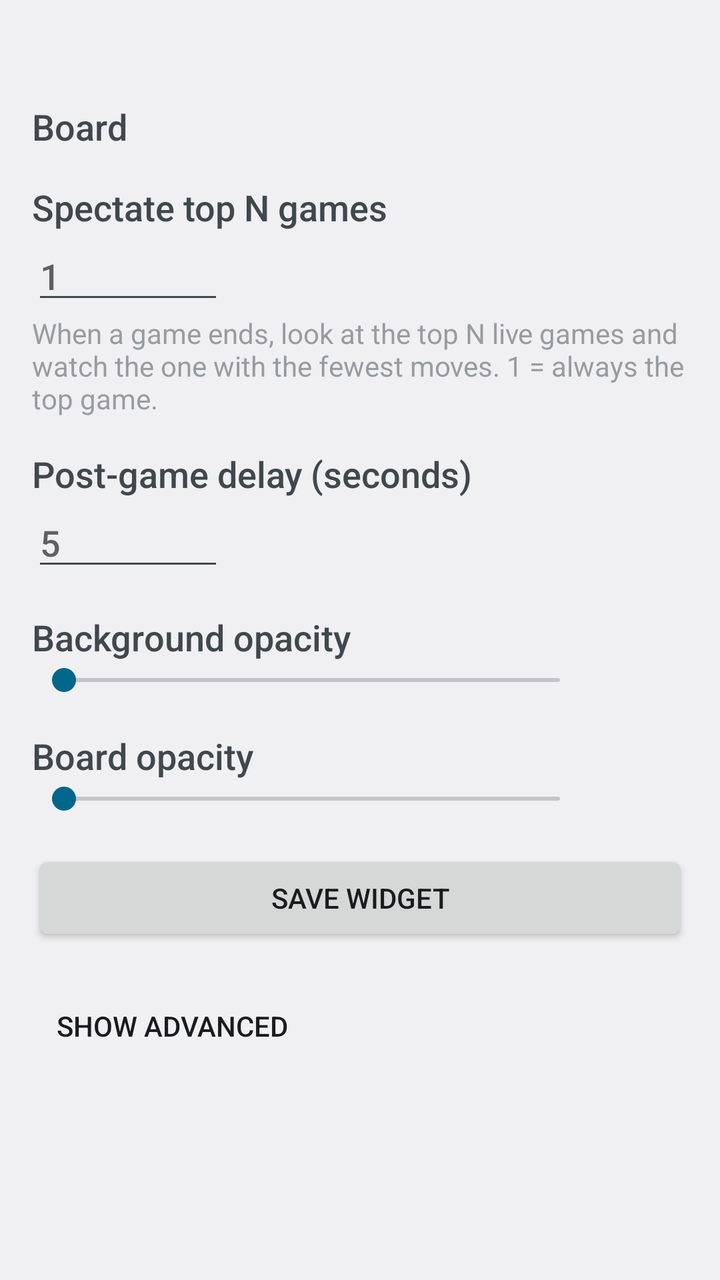
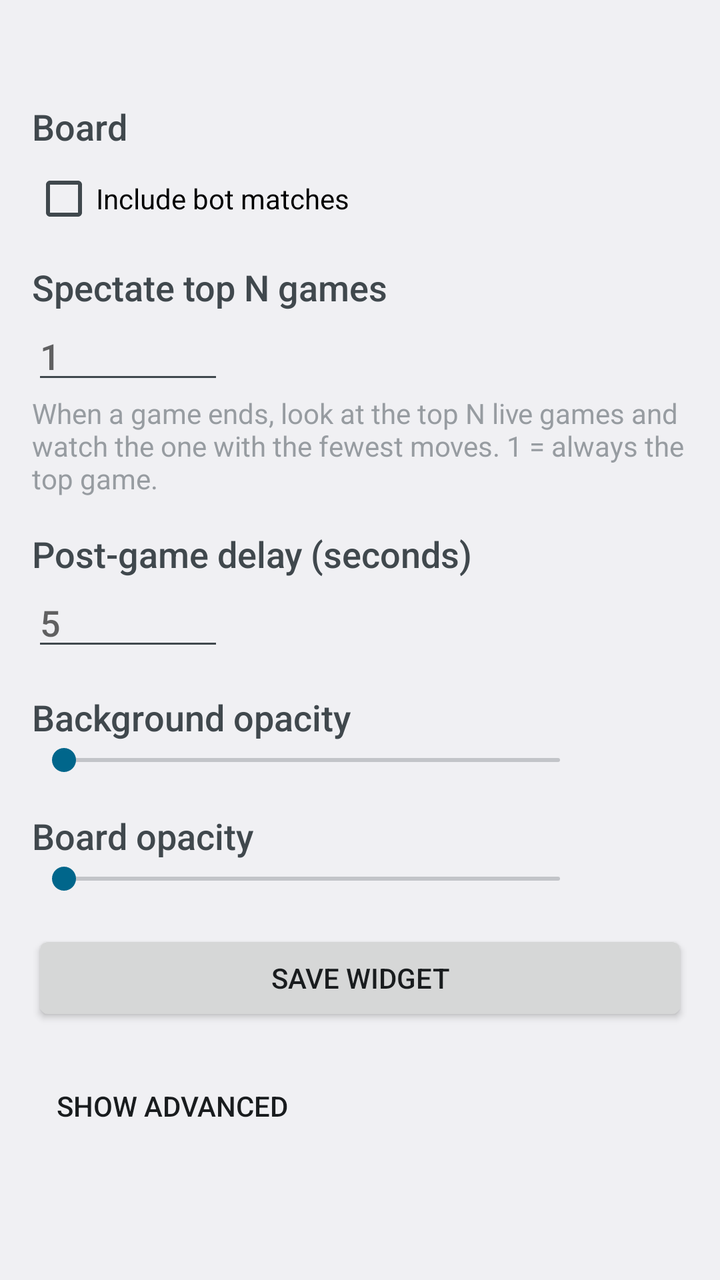

The first picture is an Android layout as it rendered before a commit; the second is the same layout after the commit. The layout source and the unified diff follow.
<!-- AndroidManifest.xml: application theme AppTheme -->
<!-- res/layout/activity_settings.xml -->
<?xml version="1.0" encoding="utf-8"?>
<ScrollView xmlns:android="http://schemas.android.com/apk/res/android"
    android:layout_width="match_parent"
    android:layout_height="match_parent"
    android:fitsSystemWindows="true">

    <LinearLayout
        android:layout_width="match_parent"
        android:layout_height="wrap_content"
        android:orientation="vertical"
        android:padding="16dp">

        <TextView
            android:id="@+id/scope_hint"
            style="@style/SettingsHint" />

        
        <TextView
            style="@style/SettingsHeader"
            android:text="@string/board" />

        <RadioGroup
            android:id="@+id/mode_group"
            android:layout_width="match_parent"
            android:layout_height="wrap_content" />

        
        <TextView
            style="@style/SettingsHeader"
            android:text="@string/top_n" />

        <EditText
            android:id="@+id/top_n"
            android:layout_width="96dp"
            android:layout_height="wrap_content"
            android:hint="@string/top_n_default"
            android:importantForAutofill="no"
            android:inputType="number"
            android:maxLength="2"
            android:selectAllOnFocus="true" />

        <TextView
            style="@style/SettingsHint"
            android:text="@string/top_n_hint" />

        
        <TextView
            style="@style/SettingsHeader"
            android:text="@string/post_game_delay" />

        <EditText
            android:id="@+id/post_game_delay"
            android:layout_width="96dp"
            android:layout_height="wrap_content"
            android:hint="@string/post_game_delay_default"
            android:importantForAutofill="no"
            android:inputType="number"
            android:maxLength="3"
            android:selectAllOnFocus="true" />

        
        <TextView
            style="@style/SettingsHeader"
            android:text="@string/background_opacity" />

        <LinearLayout
            android:layout_width="match_parent"
            android:layout_height="wrap_content"
            android:gravity="center_vertical"
            android:orientation="horizontal">

            <SeekBar
                android:id="@+id/opacity"
                android:layout_width="0dp"
                android:layout_height="wrap_content"
                android:layout_weight="1"
                android:max="100" />

            <TextView
                android:id="@+id/opacity_value"
                android:layout_width="48dp"
                android:layout_height="wrap_content"
                android:gravity="end" />
        </LinearLayout>

        <TextView
            style="@style/SettingsHeader"
            android:text="@string/board_opacity" />

        <LinearLayout
            android:layout_width="match_parent"
            android:layout_height="wrap_content"
            android:gravity="center_vertical"
            android:orientation="horizontal">

            <SeekBar
                android:id="@+id/board_opacity"
                android:layout_width="0dp"
                android:layout_height="wrap_content"
                android:layout_weight="1"
                android:max="100" />

            <TextView
                android:id="@+id/board_opacity_value"
                android:layout_width="48dp"
                android:layout_height="wrap_content"
                android:gravity="end" />
        </LinearLayout>

        <Button
            android:id="@+id/done"
            android:layout_width="match_parent"
            android:layout_height="wrap_content"
            android:layout_marginTop="16dp"
            android:text="@string/save_widget" />

        
        <Button
            android:id="@+id/advanced_toggle"
            style="?android:attr/borderlessButtonStyle"
            android:layout_width="wrap_content"
            android:layout_height="wrap_content"
            android:layout_marginTop="16dp"
            android:text="@string/show_advanced" />

        <LinearLayout
            android:id="@+id/advanced"
            android:layout_width="match_parent"
            android:layout_height="wrap_content"
            android:orientation="vertical"
            android:visibility="gone">

            <TextView
                android:id="@+id/version"
                style="@style/SettingsHint" />

            <TextView
                android:id="@+id/service_status"
                android:layout_width="match_parent"
                android:layout_height="wrap_content" />

            <LinearLayout
                style="?android:attr/buttonBarStyle"
                android:layout_width="match_parent"
                android:layout_height="wrap_content"
                android:orientation="horizontal">

                <Button
                    android:id="@+id/start"
                    style="?android:attr/buttonBarButtonStyle"
                    android:layout_width="0dp"
                    android:layout_height="wrap_content"
                    android:layout_weight="1"
                    android:text="@string/start" />

                <Button
                    android:id="@+id/stop"
                    style="?android:attr/buttonBarButtonStyle"
                    android:layout_width="0dp"
                    android:layout_height="wrap_content"
                    android:layout_weight="1"
                    android:text="@string/stop" />
            </LinearLayout>

            <TextView
                style="@style/SettingsHeader"
                android:text="@string/server" />

            <LinearLayout
                android:layout_width="match_parent"
                android:layout_height="wrap_content"
                android:gravity="center_vertical"
                android:orientation="horizontal">

                <EditText
                    android:id="@+id/server"
                    android:layout_width="0dp"
                    android:layout_height="wrap_content"
                    android:layout_weight="1"
                    android:hint="@string/server_hint"
                    android:importantForAutofill="no"
                    android:inputType="textUri"
                    android:singleLine="true"
                    android:textSize="13sp" />

                <Button
                    android:id="@+id/save_server"
                    style="?android:attr/borderlessButtonStyle"
                    android:layout_width="wrap_content"
                    android:layout_height="wrap_content"
                    android:text="@string/save" />
            </LinearLayout>

            <LinearLayout
                android:layout_width="match_parent"
                android:layout_height="wrap_content"
                android:gravity="center_vertical"
                android:orientation="horizontal">

                <TextView
                    style="@style/SettingsHeader"
                    android:layout_width="0dp"
                    android:layout_weight="1"
                    android:text="@string/protocol_log" />

                <Button
                    android:id="@+id/share_log"
                    style="?android:attr/borderlessButtonStyle"
                    android:layout_width="wrap_content"
                    android:layout_height="wrap_content"
                    android:text="@string/share_log" />
            </LinearLayout>

            <TextView
                android:id="@+id/log"
                android:layout_width="match_parent"
                android:layout_height="wrap_content"
                android:fontFamily="monospace"
                android:textIsSelectable="true"
                android:textSize="10sp" />
        </LinearLayout>
    </LinearLayout>
</ScrollView>
<!-- resources referenced by this layout -->
<resources>
  <string name="background_opacity">Background opacity</string>
  <string name="board">Board</string>
  <string name="board_opacity">Board opacity</string>
  <string name="post_game_delay">Post-game delay (seconds)</string>
  <string name="post_game_delay_default">5</string>
  <string name="protocol_log">Protocol log</string>
  <string name="save">Save</string>
  <string name="save_widget">Save widget</string>
  <string name="server">Game server</string>
  <string name="server_hint">host:port (empty = default)</string>
  <string name="share_log">Share log</string>
  <string name="show_advanced">Show advanced</string>
  <string name="start">Start</string>
  <string name="stop">Stop</string>
  <string name="top_n">Spectate top N games</string>
  <string name="top_n_default">1</string>
  <string name="top_n_hint">When a game ends, look at the top N live games and watch the one with the fewest moves. 1 = always the top game.</string>
  <style name="SettingsHeader">
          <item name="android:layout_width">wrap_content</item>
          <item name="android:layout_height">wrap_content</item>
          <item name="android:layout_marginTop">16dp</item>
          <item name="android:textAppearance">@android:style/TextAppearance.DeviceDefault.Medium</item>
      </style>
  <style name="SettingsHint">
          <item name="android:layout_width">match_parent</item>
          <item name="android:layout_height">wrap_content</item>
          <item name="android:textAppearance">@android:style/TextAppearance.DeviceDefault.Small</item>
          <item name="android:alpha">0.7</item>
      </style>
  <style name="AppTheme" parent="@android:style/Theme.Material.Light" />
</resources>

<!-- the commit's change to res/layout/activity_settings.xml (unified diff, before → after) -->
@@ -23,6 +23,13 @@
             android:id="@+id/mode_group"
             android:layout_width="match_parent"
             android:layout_height="wrap_content" />
+
+        <CheckBox
+            android:id="@+id/include_bots"
+            android:layout_width="wrap_content"
+            android:layout_height="wrap_content"
+            android:layout_marginTop="8dp"
+            android:text="@string/include_bots" />
 
         
         <TextView
<!-- resource entries referenced after the edit -->
@@ -3,6 +3,7 @@
   <string name="background_opacity">Background opacity</string>
   <string name="board">Board</string>
   <string name="board_opacity">Board opacity</string>
+  <string name="include_bots">Include bot matches</string>
   <string name="post_game_delay">Post-game delay (seconds)</string>
   <string name="post_game_delay_default">5</string>
   <string name="protocol_log">Protocol log</string>
